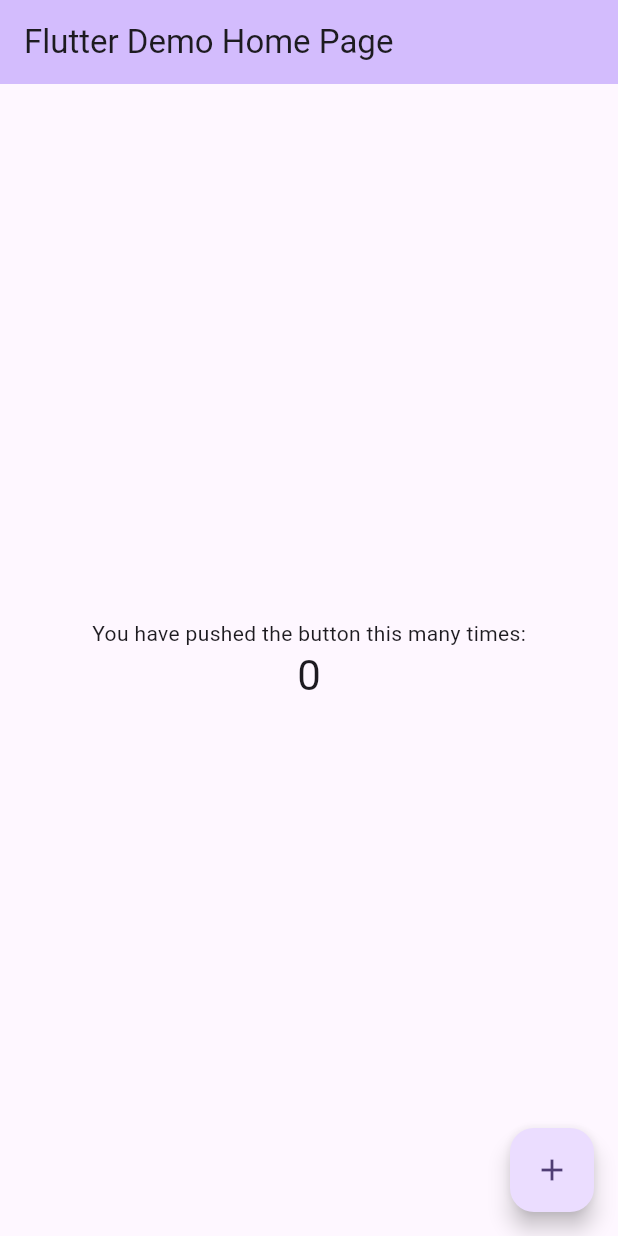
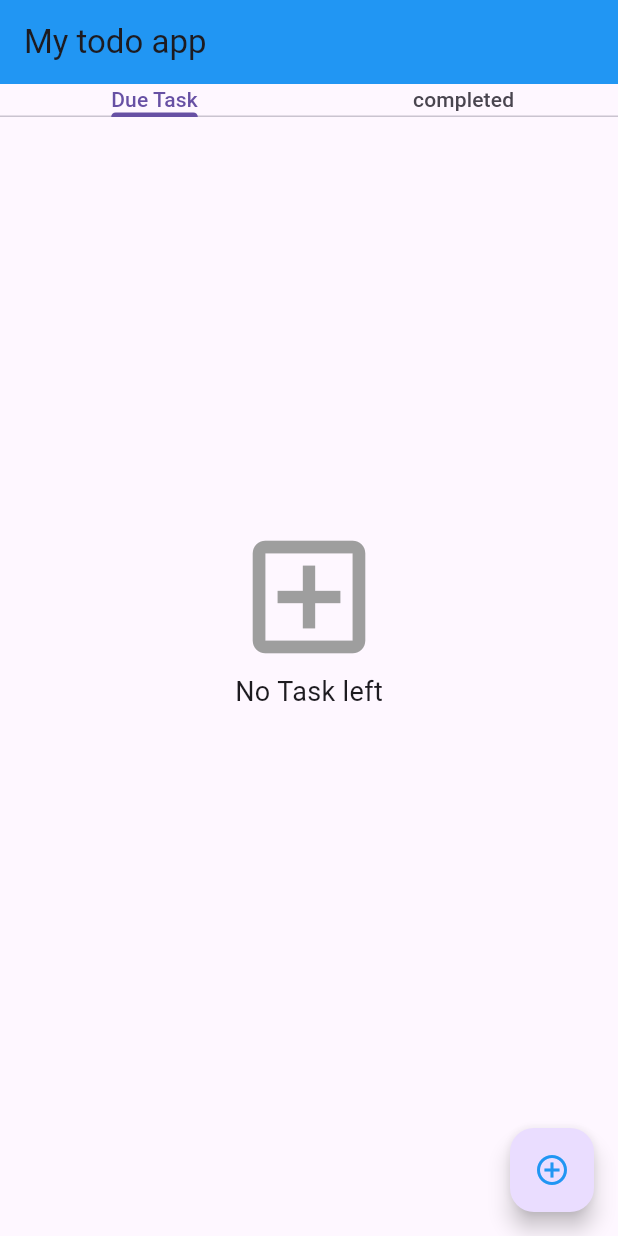
Before and after one commit to Ajaykumaryadav-Aj/mytodo_app, a Flutter app: the screen it shows after launch, on a phone screen of 412 x 824 dp. Run offline on Flutter 3.47's test engine with Material 2 defaults, Android fonts, the phone set to English and light mode, and no system bars.

Commit message:
first commit

```diff
--- a/lib/main.dart
+++ b/lib/main.dart
@@ -1,125 +1,20 @@
 import 'package:flutter/material.dart';
+import 'package:mytodo_app/screen/homescreen.dart';
 
 void main() {
-  runApp(const MyApp());
+  runApp(const Mytodo());
 }
 
-class MyApp extends StatelessWidget {
-  const MyApp({super.key});
+class Mytodo extends StatelessWidget {
+  const Mytodo({super.key});
 
-  // This widget is the root of your application.
   @override
   Widget build(BuildContext context) {
     return MaterialApp(
-      title: 'Flutter Demo',
       theme: ThemeData(
-        // This is the theme of your application.
-        //
-        // TRY THIS: Try running your application with "flutter run". You'll see
-        // the application has a blue toolbar. Then, without quitting the app,
-        // try changing the seedColor in the colorScheme below to Colors.green
-        // and then invoke "hot reload" (save your changes or press the "hot
-        // reload" button in a Flutter-supported IDE, or press "r" if you used
-        // the command line to start the app).
-        //
-        // Notice that the counter didn't reset back to zero; the application
-        // state is not lost during the reload. To reset the state, use hot
-        // restart instead.
-        //
-        // This works for code too, not just values: Most code changes can be
-        // tested with just a hot reload.
-        colorScheme: ColorScheme.fromSeed(seedColor: Colors.deepPurple),
-        useMaterial3: true,
-      ),
-      home: const MyHomePage(title: 'Flutter Demo Home Page'),
+          appBarTheme: const AppBarTheme(color: Colors.blue), useMaterial3: true),
+      home: const MyTodoApp(),
+
     );
   }
 }
-
-class MyHomePage extends StatefulWidget {
-  const MyHomePage({super.key, required this.title});
-
-  // This widget is the home page of your application. It is stateful, meaning
-  // that it has a State object (defined below) that contains fields that affect
-  // how it looks.
-
-  // This class is the configuration for the state. It holds the values (in this
-  // case the title) provided by the parent (in this case the App widget) and
-  // used by the build method of the State. Fields in a Widget subclass are
-  // always marked "final".
-
-  final String title;
-
-  @override
-  State<MyHomePage> createState() => _MyHomePageState();
-}
-
-class _MyHomePageState extends State<MyHomePage> {
-  int _counter = 0;
-
-  void _incrementCounter() {
-    setState(() {
-      // This call to setState tells the Flutter framework that something has
-      // changed in this State, which causes it to rerun the build method below
-      // so that the display can reflect the updated values. If we changed
-      // _counter without calling setState(), then the build method would not be
-      // called again, and so nothing would appear to happen.
-      _counter++;
-    });
-  }
-
-  @override
-  Widget build(BuildContext context) {
-    // This method is rerun every time setState is called, for instance as done
-    // by the _incrementCounter method above.
-    //
-    // The Flutter framework has been optimized to make rerunning build methods
-    // fast, so that you can just rebuild anything that needs updating rather
-    // than having to individually change instances of widgets.
-    return Scaffold(
-      appBar: AppBar(
-        // TRY THIS: Try changing the color here to a specific color (to
-        // Colors.amber, perhaps?) and trigger a hot reload to see the AppBar
-        // change color while the other colors stay the same.
-        backgroundColor: Theme.of(context).colorScheme.inversePrimary,
-        // Here we take the value from the MyHomePage object that was created by
-        // the App.build method, and use it to set our appbar title.
-        title: Text(widget.title),
-      ),
-      body: Center(
-        // Center is a layout widget. It takes a single child and positions it
-        // in the middle of the parent.
-        child: Column(
-          // Column is also a layout widget. It takes a list of children and
-          // arranges them vertically. By default, it sizes itself to fit its
-          // children horizontally, and tries to be as tall as its parent.
-          //
-          // Column has various properties to control how it sizes itself and
-          // how it positions its children. Here we use mainAxisAlignment to
-          // center the children vertically; the main axis here is the vertical
-          // axis because Columns are vertical (the cross axis would be
-          // horizontal).
-          //
-          // TRY THIS: Invoke "debug painting" (choose the "Toggle Debug Paint"
-          // action in the IDE, or press "p" in the console), to see the
-          // wireframe for each widget.
-          mainAxisAlignment: MainAxisAlignment.center,
-          children: <Widget>[
-            const Text(
-              'You have pushed the button this many times:',
-            ),
-            Text(
-              '$_counter',
-              style: Theme.of(context).textTheme.headlineMedium,
-            ),
-          ],
-        ),
-      ),
-      floatingActionButton: FloatingActionButton(
-        onPressed: _incrementCounter,
-        tooltip: 'Increment',
-        child: const Icon(Icons.add),
-      ), // This trailing comma makes auto-formatting nicer for build methods.
-    );
-  }
-}
--- /dev/null
+++ b/lib/provider/todo_provider.dart
@@ -0,0 +1,9 @@
+import 'package:flutter/material.dart';
+
+class TodoProvider with ChangeNotifier {
+
+  void ChangeValue(double newValue) {
+    // value = newValue;
+    notifyListeners();
+  }
+}
--- /dev/null
+++ b/lib/screen/homescreen.dart
@@ -0,0 +1,83 @@
+import 'package:flutter/material.dart';
+import 'package:mytodo_app/provider/todo_provider.dart';
+
+
+class MyTodoApp extends StatefulWidget {
+  const MyTodoApp({super.key});
+
+  @override
+  State<MyTodoApp> createState() => _MyWidgetState();
+}
+
+class _MyWidgetState extends State<MyTodoApp> {
+  late TodoProvider provider;
+  @override
+  void initState() {
+    super.initState();
+
+    // final TodoProvider = Provider.of<TodoProvider=>(context, listen: true);
+  }
+
+  @override
+  Widget build(BuildContext context) {
+    return Scaffold(
+      floatingActionButton: FloatingActionButton(
+        onPressed: () {
+          showModalBottomSheet(
+            context: context,
+            builder: (context) {
+              return Column(
+                children: [
+                  const TextField(
+                    decoration: InputDecoration(),
+                  ),
+                  ElevatedButton(
+                    onPressed: () {},
+                    child: const Text('Add'),
+                  )
+                ],
+              );
+            },
+          );
+        },
+        child: const Icon(
+          Icons.add_circle_outline,
+          color: Colors.blue,
+        ),
+      ),
+      appBar: AppBar(
+        title: const Text('My todo app'),
+      ),
+      body: const Column(
+        children: [
+          DefaultTabController(
+            length: 2,
+            child: Column(
+              // mainAxisAlignment: MainAxisAlignment.center,
+              children: [
+                TabBar(
+                  tabs: [
+                    Text('Due Task'),
+                    Text('completed'),
+                  ],
+                ),
+                Padding(
+                  padding: EdgeInsets.only(top: 270),
+                  child: Icon(
+                    Icons.add_box_outlined,
+                    size: 100,
+                    color: Colors.grey,
+                  ),
+                ),
+                Text(
+                  'No Task left',
+                  style: TextStyle(fontSize: 18),
+                ),
+              ],
+            ),
+          ),
+        ],
+      ),
+    );
+  }
+}
```
